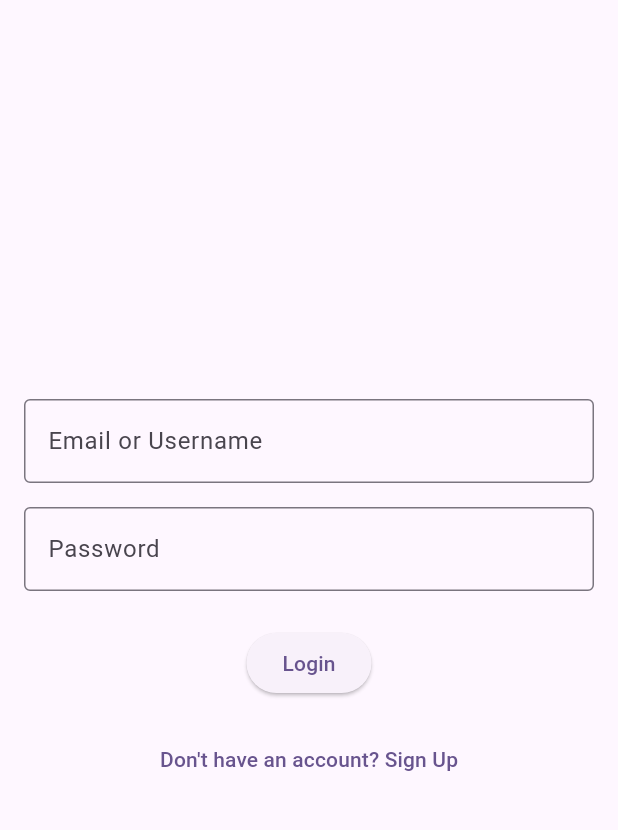
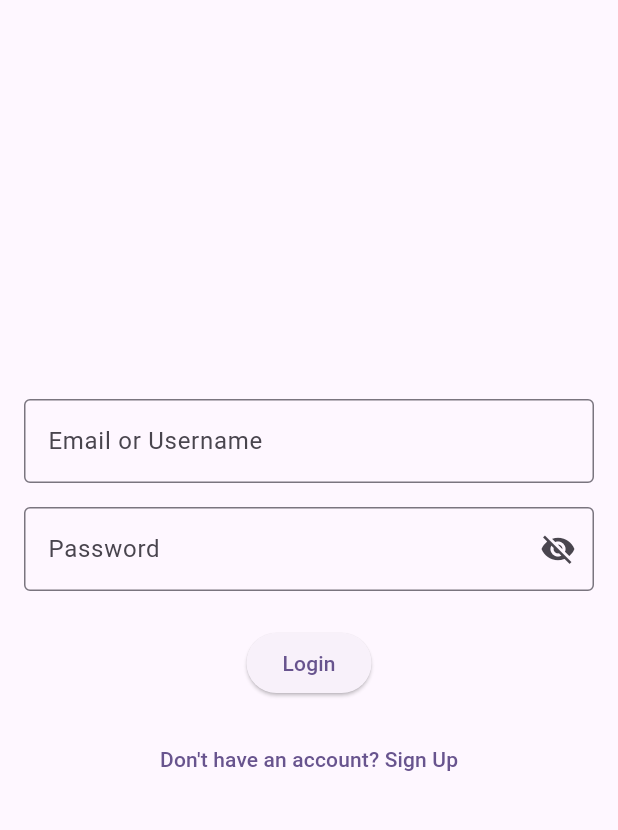
Before and after one commit to trebeljahr/wherearemyfriends.info, a Flutter app: the screen it shows after launch, in the side drawer, after a tap on "Login", on a phone screen of 412 x 824 dp, the part 63-893 px from its top. Run offline on Flutter 3.47's test engine with Material 3 defaults, Android fonts, the phone set to English and light mode, and no system bars; our stand-ins replace font_awesome_flutter; missing offline and left inert: maplibre_gl.

Commit message:
make login work

```diff
--- a/app/lib/pages/auth.dart
+++ b/app/lib/pages/auth.dart
@@ -1,7 +1,6 @@
 import 'package:flutter/material.dart';
 import 'package:http/http.dart' as http;
 import 'dart:convert';
-
 import 'package:my_map/widgets/navbar.dart';
 
 class SignupPage extends StatelessWidget {
@@ -61,6 +60,7 @@ class _LoginPageState extends State<LoginPage> {
   final TextEditingController _emailOrUsernameController =
       TextEditingController();
   final TextEditingController _passwordController = TextEditingController();
+  bool _isPasswordVisible = false;
   String _errorMessage = '';
 
   Future<void> _handleLogin() async {
@@ -82,6 +82,10 @@ class _LoginPageState extends State<LoginPage> {
         body: json
             .encode({'emailOrUsername': emailOrUsername, 'password': password}),
       );
+
+      // Log the response for debugging purposes
+      print('Response status: ${response.statusCode}');
+      print('Response body: ${response.body}');
 
       if (response.statusCode == 200) {
         final responseData = json.decode(response.body);
@@ -129,11 +133,23 @@ class _LoginPageState extends State<LoginPage> {
             const SizedBox(height: 16),
             TextField(
               controller: _passwordController,
-              decoration: const InputDecoration(
+              obscureText: !_isPasswordVisible,
+              decoration: InputDecoration(
                 labelText: 'Password',
-                border: OutlineInputBorder(),
+                border: const OutlineInputBorder(),
+                suffixIcon: IconButton(
+                  icon: Icon(
+                    _isPasswordVisible
+                        ? Icons.visibility
+                        : Icons.visibility_off,
+                  ),
+                  onPressed: () {
+                    setState(() {
+                      _isPasswordVisible = !_isPasswordVisible;
+                    });
+                  },
+                ),
               ),
-              obscureText: true,
             ),
             const SizedBox(height: 24),
             ElevatedButton(
```
